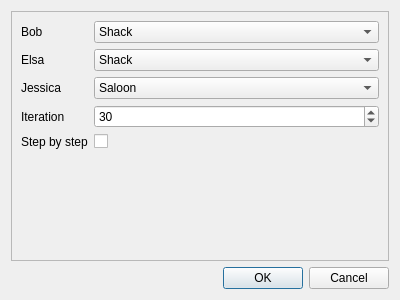
This is InterfaceElo/configdialog.ui in paulbaudy/IA2016 as Qt 5 draws it before an edit. The edited form follows.
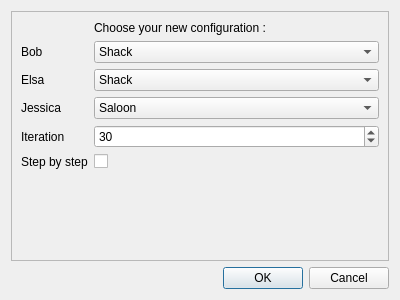
This is the edited form.

What changed in the file:
```diff
--- a/InterfaceElo/configdialog.ui
+++ b/InterfaceElo/configdialog.ui
@@ -33,14 +33,14 @@
       <enum>QFrame::Raised</enum>
      </property>
      <layout class="QFormLayout" name="formLayout">
-      <item row="0" column="0">
+      <item row="1" column="0">
        <widget class="QLabel" name="label_4">
         <property name="text">
          <string>Bob</string>
         </property>
        </widget>
       </item>
-      <item row="0" column="1">
+      <item row="1" column="1">
        <widget class="QComboBox" name="bobPlace">
         <item>
          <property name="text">
@@ -64,14 +64,14 @@
         </item>
        </widget>
       </item>
-      <item row="1" column="0">
+      <item row="2" column="0">
        <widget class="QLabel" name="label_3">
         <property name="text">
          <string>Elsa</string>
         </property>
        </widget>
       </item>
-      <item row="1" column="1">
+      <item row="2" column="1">
        <widget class="QComboBox" name="elsaPlace">
         <item>
          <property name="text">
@@ -85,14 +85,14 @@
         </item>
        </widget>
       </item>
-      <item row="2" column="0">
+      <item row="3" column="0">
        <widget class="QLabel" name="label_2">
         <property name="text">
          <string>Jessica</string>
         </property>
        </widget>
       </item>
-      <item row="2" column="1">
+      <item row="3" column="1">
        <widget class="QComboBox" name="jessPlace">
         <item>
          <property name="text">
@@ -111,14 +111,14 @@
         </item>
        </widget>
       </item>
-      <item row="3" column="0">
+      <item row="4" column="0">
        <widget class="QLabel" name="label_5">
         <property name="text">
          <string>Iteration</string>
         </property>
        </widget>
       </item>
-      <item row="3" column="1">
+      <item row="4" column="1">
        <widget class="QSpinBox" name="sb_iteration">
         <property name="minimum">
          <number>1</number>
@@ -131,20 +131,27 @@
         </property>
        </widget>
       </item>
-      <item row="4" column="0">
+      <item row="5" column="0">
        <widget class="QLabel" name="label">
         <property name="text">
          <string>Step by step</string>
         </property>
        </widget>
       </item>
-      <item row="4" column="1">
+      <item row="5" column="1">
        <widget class="QCheckBox" name="cbStep">
         <property name="text">
          <string/>
         </property>
        </widget>
       </item>
+      <item row="0" column="1">
+       <widget class="QLabel" name="label_6">
+        <property name="text">
+         <string>Choose your new configuration :</string>
+        </property>
+       </widget>
+      </item>
      </layout>
     </widget>
    </item>
```
Left out of the diff: 22 changed lines with no effect on the pictures.
